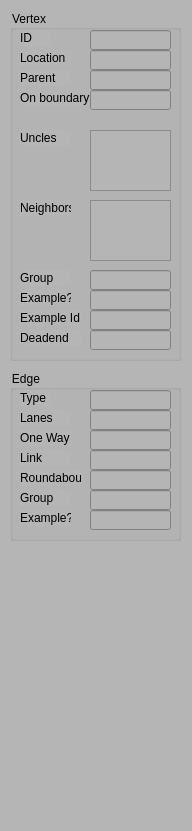
Before: the Qt Designer form StreetDesigner/PropertyWidget.ui in gnishida/StreetDesigner, drawn with Qt 5.
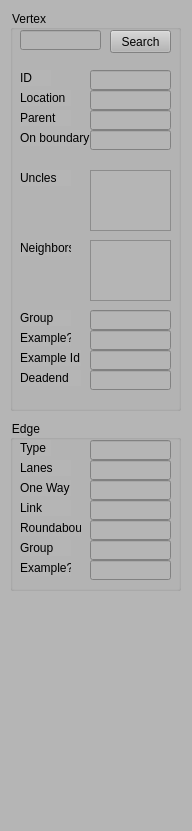
After: the same form once the commit is applied.

Diff of the .ui file:
```diff
--- a/StreetDesigner/PropertyWidget.ui
+++ b/StreetDesigner/PropertyWidget.ui
@@ -24,7 +24,7 @@
     <property name="geometry">
      <rect>
       <x>10</x>
-      <y>370</y>
+      <y>420</y>
       <width>171</width>
       <height>171</height>
      </rect>
@@ -200,7 +200,7 @@
       <x>10</x>
       <y>10</y>
       <width>171</width>
-      <height>351</height>
+      <height>401</height>
      </rect>
     </property>
     <property name="title">
@@ -210,7 +210,7 @@
      <property name="geometry">
       <rect>
        <x>10</x>
-       <y>20</y>
+       <y>60</y>
        <width>31</width>
        <height>16</height>
       </rect>
@@ -223,7 +223,7 @@
      <property name="geometry">
       <rect>
        <x>80</x>
-       <y>20</y>
+       <y>60</y>
        <width>81</width>
        <height>20</height>
       </rect>
@@ -233,7 +233,7 @@
      <property name="geometry">
       <rect>
        <x>10</x>
-       <y>40</y>
+       <y>80</y>
        <width>51</width>
        <height>16</height>
       </rect>
@@ -246,7 +246,7 @@
      <property name="geometry">
       <rect>
        <x>80</x>
-       <y>40</y>
+       <y>80</y>
        <width>81</width>
        <height>20</height>
       </rect>
@@ -256,7 +256,7 @@
      <property name="geometry">
       <rect>
        <x>10</x>
-       <y>190</y>
+       <y>230</y>
        <width>51</width>
        <height>16</height>
       </rect>
@@ -269,7 +269,7 @@
      <property name="geometry">
       <rect>
        <x>80</x>
-       <y>190</y>
+       <y>230</y>
        <width>81</width>
        <height>61</height>
       </rect>
@@ -279,7 +279,7 @@
      <property name="geometry">
       <rect>
        <x>10</x>
-       <y>280</y>
+       <y>320</y>
        <width>51</width>
        <height>16</height>
       </rect>
@@ -292,7 +292,7 @@
      <property name="geometry">
       <rect>
        <x>80</x>
-       <y>280</y>
+       <y>320</y>
        <width>81</width>
        <height>20</height>
       </rect>
@@ -302,7 +302,7 @@
      <property name="geometry">
       <rect>
        <x>10</x>
-       <y>60</y>
+       <y>100</y>
        <width>51</width>
        <height>16</height>
       </rect>
@@ -315,7 +315,7 @@
      <property name="geometry">
       <rect>
        <x>10</x>
-       <y>120</y>
+       <y>160</y>
        <width>51</width>
        <height>16</height>
       </rect>
@@ -328,7 +328,7 @@
      <property name="geometry">
       <rect>
        <x>80</x>
-       <y>60</y>
+       <y>100</y>
        <width>81</width>
        <height>20</height>
       </rect>
@@ -338,7 +338,7 @@
      <property name="geometry">
       <rect>
        <x>80</x>
-       <y>120</y>
+       <y>160</y>
        <width>81</width>
        <height>61</height>
       </rect>
@@ -348,7 +348,7 @@
      <property name="geometry">
       <rect>
        <x>10</x>
-       <y>80</y>
+       <y>120</y>
        <width>71</width>
        <height>16</height>
       </rect>
@@ -361,7 +361,7 @@
      <property name="geometry">
       <rect>
        <x>80</x>
-       <y>80</y>
+       <y>120</y>
        <width>81</width>
        <height>20</height>
       </rect>
@@ -371,7 +371,7 @@
      <property name="geometry">
       <rect>
        <x>10</x>
-       <y>260</y>
+       <y>300</y>
        <width>51</width>
        <height>16</height>
       </rect>
@@ -384,7 +384,7 @@
      <property name="geometry">
       <rect>
        <x>80</x>
-       <y>260</y>
+       <y>300</y>
        <width>81</width>
        <height>20</height>
       </rect>
@@ -394,7 +394,7 @@
      <property name="geometry">
       <rect>
        <x>10</x>
-       <y>300</y>
+       <y>340</y>
        <width>61</width>
        <height>16</height>
       </rect>
@@ -407,7 +407,7 @@
      <property name="geometry">
       <rect>
        <x>80</x>
-       <y>300</y>
+       <y>340</y>
        <width>81</width>
        <height>20</height>
       </rect>
@@ -417,7 +417,7 @@
      <property name="geometry">
       <rect>
        <x>10</x>
-       <y>320</y>
+       <y>360</y>
        <width>61</width>
        <height>16</height>
       </rect>
@@ -430,12 +430,35 @@
      <property name="geometry">
       <rect>
        <x>80</x>
-       <y>320</y>
+       <y>360</y>
        <width>81</width>
        <height>20</height>
       </rect>
      </property>
     </widget>
+    <widget class="QLineEdit" name="lineEditVertexSearch">
+     <property name="geometry">
+      <rect>
+       <x>10</x>
+       <y>20</y>
+       <width>81</width>
+       <height>20</height>
+      </rect>
+     </property>
+    </widget>
+    <widget class="QPushButton" name="pushButtonVertexSearch">
+     <property name="geometry">
+      <rect>
+       <x>100</x>
+       <y>20</y>
+       <width>61</width>
+       <height>23</height>
+      </rect>
+     </property>
+     <property name="text">
+      <string>Search</string>
+     </property>
+    </widget>
    </widget>
   </widget>
  </widget>
```
